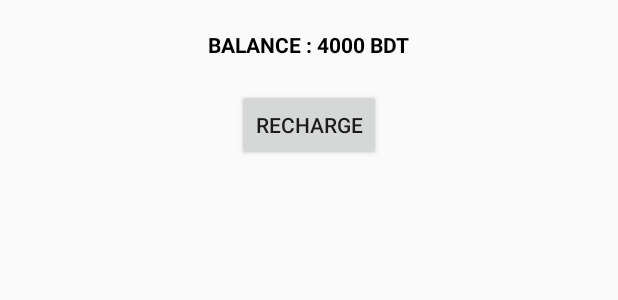
After one commit to r-0-0-t/HackNSU2019, an Android app: the layout activity_balance.xml on its own in the app's theme, with its tools: preview values and no code run, on a phone screen of 412 x 824 dp. The commit adds this screen. Shown: the top 300 px of the screen. Run offline under Robolectric (Android 15) with nearby library versions, the phone set to English and light mode, and no system bars.

```diff
--- a/app/src/main/java/com/sust/nsu_project/MainActivity.java
+++ b/app/src/main/java/com/sust/nsu_project/MainActivity.java
@@ -114,6 +114,10 @@ public class MainActivity extends AppCompatActivity implements NavigationView.On
                 intent = new Intent(this,MyBooks.class);
                 drawerLayout.closeDrawer(GravityCompat.START);
                 break;
+            case R.id.nav_balance:
+                intent = new Intent(this,Balance.class);
+                drawerLayout.closeDrawer(GravityCompat.START);
+                break;
 
             case R.id.reg_courses:
                 intent = new Intent(this,RegisteredCourses.class);
--- a/app/src/main/java/com/sust/nsu_project/MapFragment.java
+++ b/app/src/main/java/com/sust/nsu_project/MapFragment.java
@@ -32,7 +32,7 @@ public class MapFragment extends Fragment {
         im.setOnClickListener(new View.OnClickListener() {
             @Override
             public void onClick(View view) {
-                startActivity(new Intent(getActivity(),Profile.class));
+                startActivity(new Intent(getActivity(),BookUserProfile.class));
             }
         });
         return v;
--- /dev/null
+++ b/app/src/main/res/layout/activity_balance.xml
@@ -0,0 +1,24 @@
+<?xml version="1.0" encoding="utf-8"?>
+<LinearLayout xmlns:android="http://schemas.android.com/apk/res/android"
+    xmlns:app="http://schemas.android.com/apk/res-auto"
+    xmlns:tools="http://schemas.android.com/tools"
+    android:layout_width="match_parent"
+    android:layout_height="match_parent"
+    tools:context=".Balance"
+    android:orientation="vertical">
+    <TextView
+        android:textStyle="bold"
+        android:padding="20dp"
+        android:textColor="#000"
+        android:text="BALANCE : 4000 BDT"
+        android:layout_gravity="center"
+        android:layout_width="wrap_content"
+        android:layout_height="wrap_content" />
+    <Button
+        android:layout_gravity="center"
+        android:gravity="center"
+        android:text="RECHARGE"
+        android:layout_width="wrap_content"
+        android:layout_height="wrap_content" />
+
+</LinearLayout>
```
Also changed, not shown: app/src/main/AndroidManifest.xml (+4 -3 lines), app/src/main/java/com/sust/nsu_project/Balance.java (added, +13 -0 lines), app/src/main/res/layout/activity_book_user_profile.xml (+144 -3 lines).
